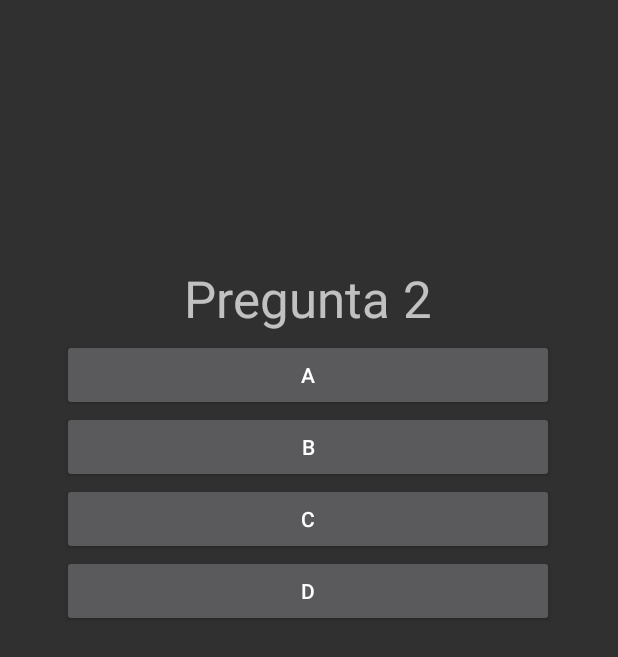
After one commit to VRSDevs/Gameopardy, an Android app: the Question2Fragment screen opened through its navigation route, on a phone screen of 412 x 824 dp. The commit adds this screen. Shown: the top 657 px of the screen. Run offline under Robolectric (Android 15) with nearby library versions, the light colour scheme and no system bars.

Commit message:
Sistema de fragmentos para las preguntas

```diff
--- a/QuizGame/app/build.gradle
+++ b/QuizGame/app/build.gradle
@@ -29,6 +29,7 @@ android {
 
 dependencies {
 
+    implementation 'androidx.legacy:legacy-support-v4:1.0.0'
     def nav_version = "2.3.5"
 
     // Java language implementation
--- a/QuizGame/app/src/main/AndroidManifest.xml
+++ b/QuizGame/app/src/main/AndroidManifest.xml
@@ -9,9 +9,6 @@
         android:roundIcon="@mipmap/ic_launcher_round"
         android:supportsRtl="true"
         android:theme="@style/Theme.AppCompat.NoActionBar">
-        <activity
-            android:name=".Question1Fragment"
-            android:exported="true" />
         <activity
             android:name=".GameActivity"
             android:exported="true" />
--- /dev/null
+++ b/QuizGame/app/src/main/java/com/mrwojack/quizgame/fragments/InitGameFragment.java
@@ -0,0 +1,86 @@
+package com.mrwojack.quizgame.fragments;
+
+import android.os.Bundle;
+
+import androidx.annotation.NonNull;
+import androidx.annotation.Nullable;
+import androidx.fragment.app.Fragment;
+import androidx.navigation.NavController;
+import androidx.navigation.Navigation;
+
+import android.view.LayoutInflater;
+import android.view.View;
+import android.view.ViewGroup;
+import android.widget.Button;
+
+import com.mrwojack.quizgame.R;
+
+/**
+ * A simple {@link Fragment} subclass.
+ * Use the {@link InitGameFragment#newInstance} factory method to
+ * create an instance of this fragment.
+ */
+public class InitGameFragment extends Fragment {
+
+    // TODO: Rename parameter arguments, choose names that match
+    // the fragment initialization parameters, e.g. ARG_ITEM_NUMBER
+    private static final String ARG_PARAM1 = "param1";
+    private static final String ARG_PARAM2 = "param2";
+
+    // TODO: Rename and change types of parameters
+    private String mParam1;
+    private String mParam2;
+
+    public InitGameFragment() {
+        // Required empty public constructor
+    }
+
+    /**
+     * Use this factory method to create a new instance of
+     * this fragment using the provided parameters.
+     *
+     * @param param1 Parameter 1.
+     * @param param2 Parameter 2.
+     * @return A new instance of fragment InitGameFragment.
+     */
+    // TODO: Rename and change types and number of parameters
+    public static InitGameFragment newInstance(String param1, String param2) {
+        InitGameFragment fragment = new InitGameFragment();
+        Bundle args = new Bundle();
+        args.putString(ARG_PARAM1, param1);
+        args.putString(ARG_PARAM2, param2);
+        fragment.setArguments(args);
+        return fragment;
+    }
+
+    @Override
+    public void onCreate(Bundle savedInstanceState) {
+        super.onCreate(savedInstanceState);
+        if (getArguments() != null) {
+            mParam1 = getArguments().getString(ARG_PARAM1);
+            mParam2 = getArguments().getString(ARG_PARAM2);
+        }
+    }
+
+    @Override
+    public View onCreateView(LayoutInflater inflater, ViewGroup container,
+                             Bundle savedInstanceState) {
+        // Inflate the layout for this fragment
+        return inflater.inflate(R.layout.fragment_init_game, container, false);
+    }
+
+    @Override
+    public void onViewCreated(@NonNull View view, @Nullable Bundle savedInstanceState) {
+        super.onViewCreated(view, savedInstanceState);
+
+        final NavController NAV_CONTROLLER = Navigation.findNavController(view);
+
+        Button btn = view.findViewById(R.id.btt_start);
+        btn.setOnClickListener(new View.OnClickListener() {
+            @Override
+            public void onClick(View view) {
+                NAV_CONTROLLER.navigate(R.id.question1Fragment);
+            }
+        });
+    }
+}
--- /dev/null
+++ b/QuizGame/app/src/main/java/com/mrwojack/quizgame/fragments/Question2Fragment.java
@@ -0,0 +1,66 @@
+package com.mrwojack.quizgame.fragments;
+
+import android.os.Bundle;
+
+import androidx.fragment.app.Fragment;
+
+import android.view.LayoutInflater;
+import android.view.View;
+import android.view.ViewGroup;
+
+import com.mrwojack.quizgame.R;
+
+/**
+ * A simple {@link Fragment} subclass.
+ * Use the {@link Question2Fragment#newInstance} factory method to
+ * create an instance of this fragment.
+ */
+public class Question2Fragment extends Fragment {
+
+    // TODO: Rename parameter arguments, choose names that match
+    // the fragment initialization parameters, e.g. ARG_ITEM_NUMBER
+    private static final String ARG_PARAM1 = "param1";
+    private static final String ARG_PARAM2 = "param2";
+
+    // TODO: Rename and change types of parameters
+    private String mParam1;
+    private String mParam2;
+
+    public Question2Fragment() {
+        // Required empty public constructor
+    }
+
+    /**
+     * Use this factory method to create a new instance of
+     * this fragment using the provided parameters.
+     *
+     * @param param1 Parameter 1.
+     * @param param2 Parameter 2.
+     * @return A new instance of fragment Question2Fragment.
+     */
+    // TODO: Rename and change types and number of parameters
+    public static Question2Fragment newInstance(String param1, String param2) {
+        Question2Fragment fragment = new Question2Fragment();
+        Bundle args = new Bundle();
+        args.putString(ARG_PARAM1, param1);
+        args.putString(ARG_PARAM2, param2);
+        fragment.setArguments(args);
+        return fragment;
+    }
+
+    @Override
+    public void onCreate(Bundle savedInstanceState) {
+        super.onCreate(savedInstanceState);
+        if (getArguments() != null) {
+            mParam1 = getArguments().getString(ARG_PARAM1);
+            mParam2 = getArguments().getString(ARG_PARAM2);
+        }
+    }
+
+    @Override
+    public View onCreateView(LayoutInflater inflater, ViewGroup container,
+                             Bundle savedInstanceState) {
+        // Inflate the layout for this fragment
+        return inflater.inflate(R.layout.fragment_question2, container, false);
+    }
+}
--- a/QuizGame/app/src/main/res/layout/activity_game.xml
+++ b/QuizGame/app/src/main/res/layout/activity_game.xml
@@ -7,12 +7,11 @@
     tools:context=".GameActivity">
 
     <androidx.fragment.app.FragmentContainerView
-        android:id="@+id/fragmentContainerView"
+        android:id="@+id/fragmentContainerView3"
         android:name="androidx.navigation.fragment.NavHostFragment"
-        android:layout_width="409dp"
-        android:layout_height="729dp"
+        android:layout_width="0dp"
+        android:layout_height="match_parent"
+        android:layout_weight="1"
         app:defaultNavHost="true"
-        app:navGraph="@navigation/nav_graph"
-        tools:layout_editor_absoluteX="1dp"
-        tools:layout_editor_absoluteY="1dp" />
+        app:navGraph="@navigation/nav_graph" />
 </LinearLayout>
--- a/QuizGame/app/src/main/res/layout/activity_main.xml
+++ b/QuizGame/app/src/main/res/layout/activity_main.xml
@@ -25,6 +25,7 @@
         android:layout_width="211dp"
         android:layout_height="90dp"
         android:layout_marginTop="124dp"
+        android:onClick="startGame"
         android:text="@string/btt_play"
         android:textSize="20sp"
         app:layout_constraintEnd_toEndOf="parent"
--- /dev/null
+++ b/QuizGame/app/src/main/res/layout/fragment_question2.xml
@@ -0,0 +1,57 @@
+<?xml version="1.0" encoding="utf-8"?>
+<androidx.constraintlayout.widget.ConstraintLayout xmlns:android="http://schemas.android.com/apk/res/android"
+    xmlns:app="http://schemas.android.com/apk/res-auto"
+    xmlns:tools="http://schemas.android.com/tools"
+    android:id="@+id/frameLayout"
+    android:layout_width="match_parent"
+    android:layout_height="match_parent"
+    tools:context=".fragments.Question2Fragment" >
+
+    <TextView
+        android:id="@+id/gm_q2"
+        android:layout_width="186dp"
+        android:layout_height="50dp"
+        android:layout_marginTop="176dp"
+        android:text="@string/gm_q2"
+        android:textAlignment="center"
+        android:textSize="34sp"
+        app:layout_constraintEnd_toEndOf="parent"
+        app:layout_constraintHorizontal_bias="0.497"
+        app:layout_constraintStart_toStartOf="parent"
+        app:layout_constraintTop_toTopOf="parent" />
+
+    <LinearLayout
+        android:layout_width="328dp"
+        android:layout_height="206dp"
+        android:orientation="vertical"
+        app:layout_constraintEnd_toEndOf="parent"
+        app:layout_constraintHorizontal_bias="0.493"
+        app:layout_constraintStart_toStartOf="parent"
+        app:layout_constraintTop_toBottomOf="@+id/gm_q2">
+
+        <Button
+            android:id="@+id/btt_q1a1"
+            android:layout_width="match_parent"
+            android:layout_height="wrap_content"
+            android:text="@string/btt_q2a1" />
+
+        <Button
+            android:id="@+id/btt_q1a2"
+            android:layout_width="match_parent"
+            android:layout_height="wrap_content"
+            android:text="@string/btt_q2a2" />
+
+        <Button
+            android:id="@+id/btt_q1a3"
+            android:layout_width="match_parent"
+            android:layout_height="wrap_content"
+            android:text="@string/btt_q2a3" />
+
+        <Button
+            android:id="@+id/btt_q1a4"
+            android:layout_width="match_parent"
+            android:layout_height="wrap_content"
+            android:text="@string/btt_q2a4" />
+    </LinearLayout>
+
+</androidx.constraintlayout.widget.ConstraintLayout>
--- a/QuizGame/app/src/main/res/navigation/nav_graph.xml
+++ b/QuizGame/app/src/main/res/navigation/nav_graph.xml
@@ -1,6 +1,31 @@
 <?xml version="1.0" encoding="utf-8"?>
 <navigation xmlns:android="http://schemas.android.com/apk/res/android"
     xmlns:app="http://schemas.android.com/apk/res-auto"
-    android:id="@+id/nav_graph">
+    xmlns:tools="http://schemas.android.com/tools"
+    android:id="@+id/nav_graph"
+    app:startDestination="@id/initGameFragment">
 
+    <fragment
+        android:id="@+id/initGameFragment"
+        android:name="com.mrwojack.quizgame.fragments.InitGameFragment"
+        android:label="fragment_init_game2"
+        tools:layout="@layout/fragment_init_game" >
+        <action
+            android:id="@+id/action_initGameFragment_to_question1Fragment"
+            app:destination="@id/question1Fragment" />
+    </fragment>
+    <fragment
+        android:id="@+id/question1Fragment"
+        android:name="com.mrwojack.quizgame.fragments.Question1Fragment"
+        android:label="fragment_question1"
+        tools:layout="@layout/fragment_question1" >
+        <action
+            android:id="@+id/action_question1Fragment_to_question2Fragment"
+            app:destination="@id/question2Fragment" />
+    </fragment>
+    <fragment
+        android:id="@+id/question2Fragment"
+        android:name="com.mrwojack.quizgame.fragments.Question2Fragment"
+        android:label="fragment_question2"
+        tools:layout="@layout/fragment_question2" />
 </navigation>
--- a/QuizGame/app/src/main/res/values/strings.xml
+++ b/QuizGame/app/src/main/res/values/strings.xml
@@ -14,4 +14,22 @@
     <string name="sw_music">Música</string>
     <string name="sw_sfx">Efectos</string>
     <string name="btt_settBack">Atrás</string>
+
+    <!-- Strings de la actividad: Juego -->
+    <string name="txtView_gm_desc">
+        Cositas
+    </string>
+    <string name="btt_start">Empezar</string>
+    <string name="gm_q1">Pregunta 1</string>
+    <string name="btt_q1a1">A</string>
+    <string name="btt_q1a2">B</string>
+    <string name="btt_q1a3">C</string>
+    <string name="btt_q1a4">D</string>
+    <string name="gm_q2">Pregunta 2</string>
+    <string name="btt_q2a1">A</string>
+    <string name="btt_q2a2">B</string>
+    <string name="btt_q2a3">C</string>
+    <string name="btt_q2a4">D</string>
+    <!-- TODO: Remove or change this placeholder text -->
+    <string name="hello_blank_fragment">Hello blank fragment</string>
 </resources>
```
Also changed, not shown: QuizGame/app/src/main/java/com/mrwojack/quizgame/MainActivity.java (+9 -0 lines), QuizGame/app/src/main/java/com/mrwojack/quizgame/Question1Fragment.java (deleted, +0 -14 lines), QuizGame/app/src/main/java/com/mrwojack/quizgame/fragments/Question1Fragment.java (added, +94 -0 lines), QuizGame/app/src/main/res/layout/activity_question1_fragment.xml (deleted, +0 -16 lines), QuizGame/app/src/main/res/layout/fragment_init_game.xml (added, +31 -0 lines), QuizGame/app/src/main/res/layout/fragment_question1.xml (added, +57 -0 lines).
